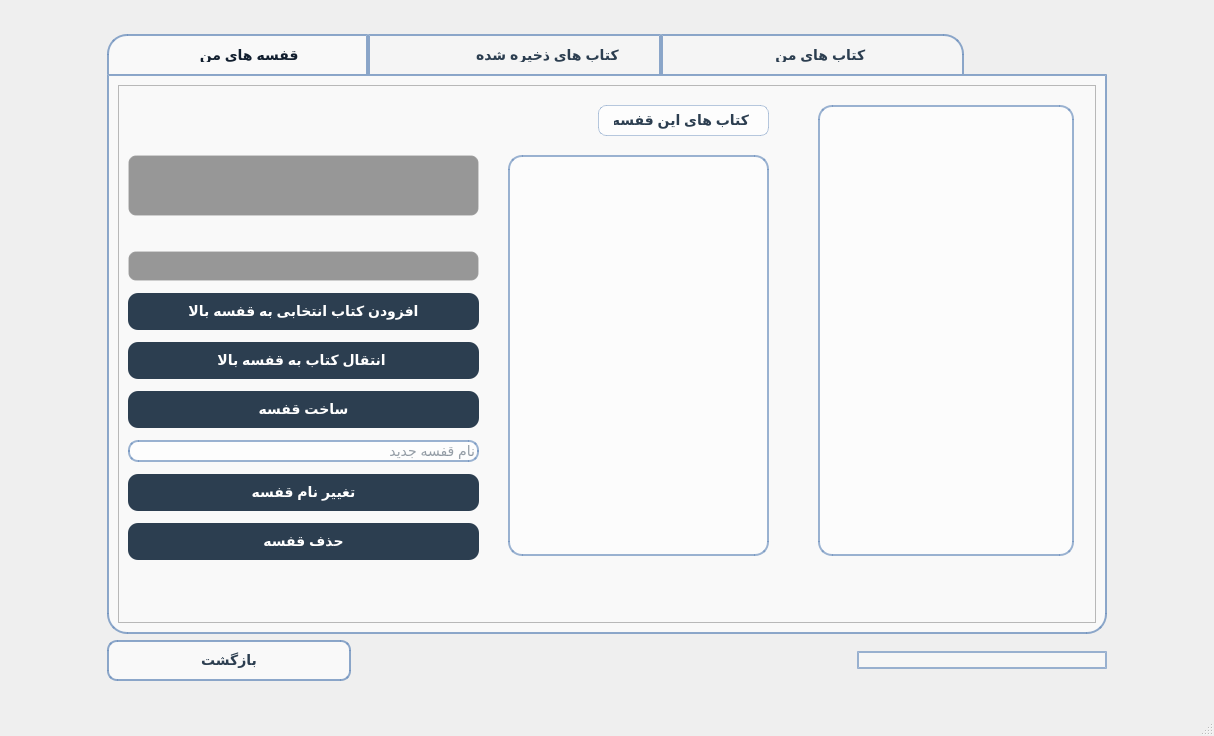
afkhamis1386-afk/bookCLUB_Project, file client/librarywindow_c.ui: the form before one commit.
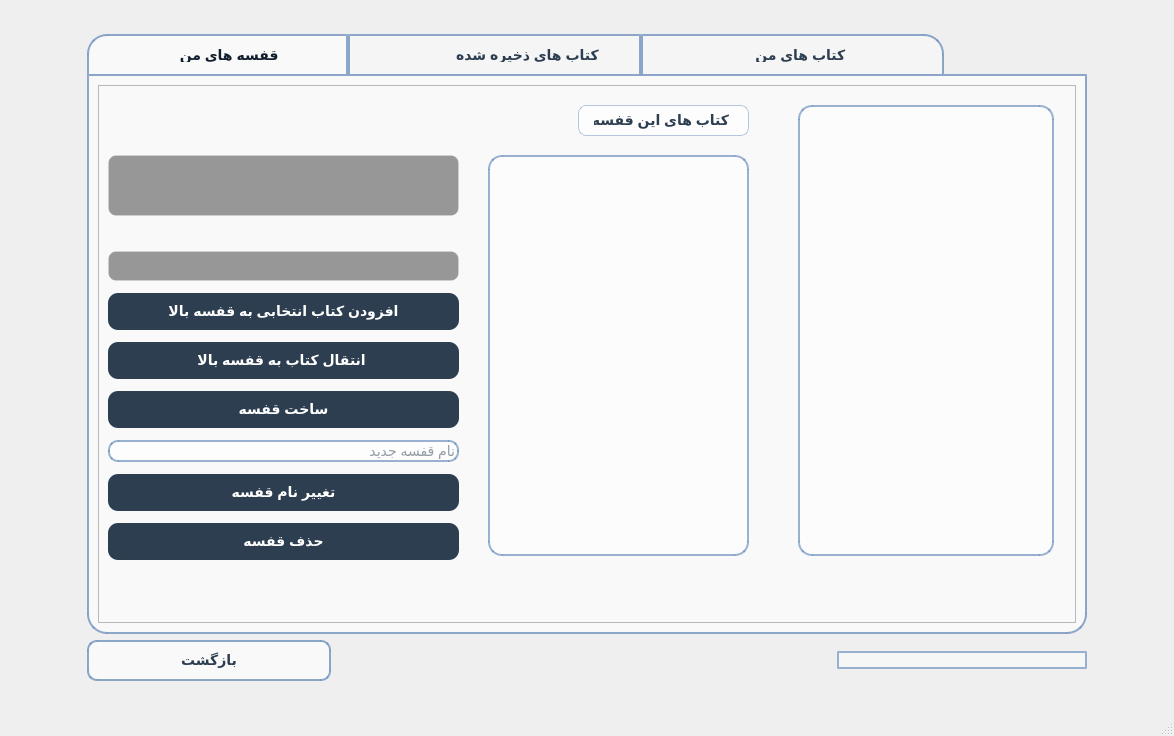
The form after the commit. Icons and pictures are not drawn.

Commit message: feat(admin): call network logout before leaving admin panel

The edit to the form file:
```diff
--- a/client/librarywindow_c.ui
+++ b/client/librarywindow_c.ui
@@ -6,7 +6,7 @@
    <rect>
     <x>0</x>
     <y>0</y>
-    <width>1214</width>
+    <width>1174</width>
     <height>736</height>
    </rect>
   </property>
```
Left out of the diff: 2 changed lines with no effect on the pictures. The commit also changes 3 other files.
